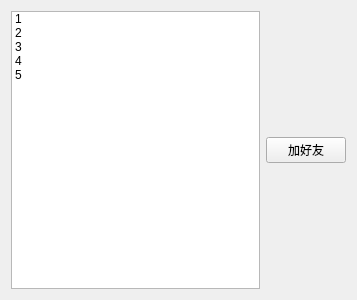
Above: TcpClient/online.ui from wqdebi/cloud before the change. Below: the same form after it.
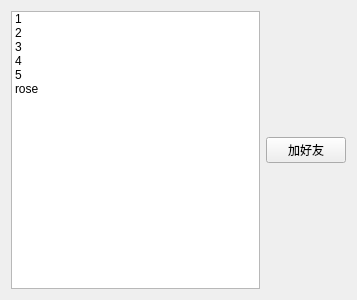
That is the form after the change.

```diff
--- a/TcpClient/online.ui
+++ b/TcpClient/online.ui
@@ -43,6 +43,11 @@
          <string>5</string>
         </property>
        </item>
+       <item>
+        <property name="text">
+         <string>rose</string>
+        </property>
+       </item>
       </widget>
      </item>
      <item>
```
